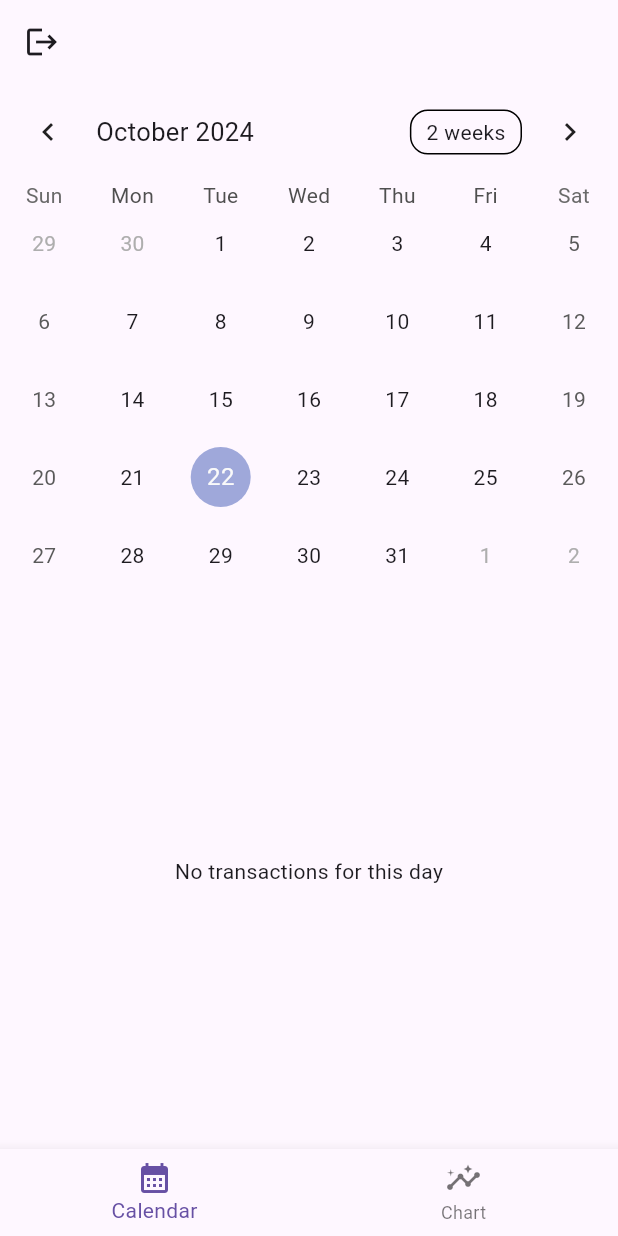
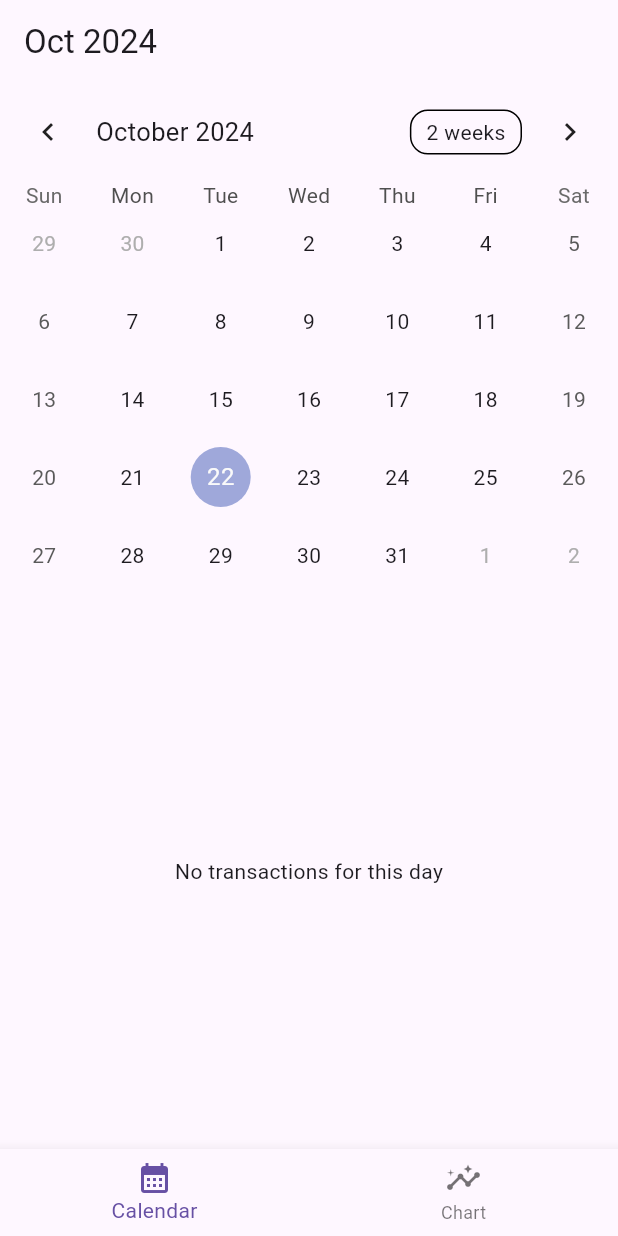
Before and after one commit to gkdis6/ExpenseApp, a Flutter app: the BudgetScreen screen opened directly, on a phone screen of 412 x 824 dp. Run offline on Flutter 3.47's test engine with Material 3 defaults, Android fonts, the phone set to English and light mode, and no system bars; drawn by our look-alikes of table_calendar; our stand-ins replace flutter_dotenv, shared_preferences, supabase_flutter, syncfusion_flutter_charts; accounts and stored records are empty.

Commit message:
차트뷰, 캘린더뷰 선택된 월 공유 처리

```diff
--- a/lib/screens/budget_screen.dart
+++ b/lib/screens/budget_screen.dart
@@ -1,7 +1,7 @@
+import 'package:financial_app/screens/calendar_view.dart';
+import 'package:financial_app/screens/chart_view.dart';
 import 'package:flutter/material.dart';
-import 'package:financial_app/screens/chart_view.dart';
-import 'package:financial_app/screens/calendar_view.dart';
-import 'package:financial_app/utils/auth.dart';
+import 'package:intl/intl.dart';
 
 class BudgetScreen extends StatefulWidget {
   @override
@@ -9,66 +9,48 @@ class BudgetScreen extends StatefulWidget {
 }
 
 class _BudgetScreenState extends State<BudgetScreen> {
-  late int index;
+  DateTime _selectedMonth = DateTime.now();
+  int _currentIndex = 0;
 
-  @override
-  void initState() {
-    super.initState();
-    index = 0;
+  void _onTabTapped(int index) {
+    setState(() {
+      _currentIndex = index;
+    });
+  }
+
+  void _changeMonth(DateTime newMonth) {
+    setState(() {
+      _selectedMonth = newMonth;
+    });
   }
 
   @override
   Widget build(BuildContext context) {
+    List<Widget> _screens = [
+      CalendarView(
+        selectedMonth: _selectedMonth,
+        onMonthChange: _changeMonth,
+      ),
+      ChartView(
+        selectedMonth: _selectedMonth,
+        onMonthChange: _changeMonth,
+      ),
+    ];
+
     return Scaffold(
       appBar: AppBar(
-        leading: IconButton(
-          icon: Icon(Icons.logout),
-          onPressed: () => logout(context),
-        ),
-        // title: Text("Budget Manager"),
-        // actions: [
-        //   IconButton(
-        //     icon: Icon(Icons.bar_chart),
-        //     onPressed: () {
-        //       Navigator.push(
-        //         context,
-        //         MaterialPageRoute(builder: (context) => ChartView()),
-        //       );
-        //     },
-        //   ),
-        //   IconButton(
-        //     icon: Icon(Icons.calendar_today),
-        //     onPressed: () {
-        //       Navigator.push(
-        //         context,
-        //         MaterialPageRoute(builder: (context) => CalendarView()),
-        //       );
-        //     },
-        //   ),
-        // ],
+        title: Text(DateFormat.yMMM().format(_selectedMonth)),
       ),
-      body: SwitchBody(),
+      body: _screens[_currentIndex],
       bottomNavigationBar: BottomNavigationBar(
         items: const [
           BottomNavigationBarItem(
               icon: Icon(Icons.calendar_month), label: 'Calendar'),
           BottomNavigationBarItem(icon: Icon(Icons.insights), label: 'Chart')
         ],
-        currentIndex: index,
-        onTap: (newIndex) => setState(() {
-          index = newIndex;
-        }),
+        currentIndex: _currentIndex,
+        onTap: _onTabTapped,
       ),
     );
   }
-
-  Widget SwitchBody() {
-    switch (index) {
-      case 1:
-        return ChartView();
-      case 0:
-      default:
-        return CalendarView();
-    }
-  }
 }
--- a/lib/screens/calendar_view.dart
+++ b/lib/screens/calendar_view.dart
@@ -1,9 +1,15 @@
+import 'package:financial_app/utils/supabase.dart';
 import 'package:flutter/material.dart';
+import 'package:supabase_flutter/supabase_flutter.dart';
 import 'package:table_calendar/table_calendar.dart';
-import 'package:supabase_flutter/supabase_flutter.dart';
-import 'package:financial_app/utils/supabase.dart';
 
 class CalendarView extends StatefulWidget {
+  final DateTime selectedMonth;
+  final Function(DateTime) onMonthChange;
+
+  const CalendarView(
+      {super.key, required this.selectedMonth, required this.onMonthChange});
+
   @override
   _CalendarViewState createState() => _CalendarViewState();
 }
@@ -19,6 +25,7 @@ class _CalendarViewState extends State<CalendarView> {
   @override
   void initState() {
     super.initState();
+    _focusedDay = widget.selectedMonth;
     _fetchMonthlyTransactions(_focusedDay);
   }
 
@@ -112,7 +119,10 @@ class _CalendarViewState extends State<CalendarView> {
               }
             },
             onPageChanged: (focusedDay) {
-              _focusedDay = focusedDay;
+              setState(() {
+                _focusedDay = focusedDay;
+              });
+              widget.onMonthChange(focusedDay);
               _fetchMonthlyTransactions(focusedDay);
             },
             eventLoader: _getEventsForDay,
```
Also changed, not shown: lib/screens/chart_view.dart (+15 -2 lines).
